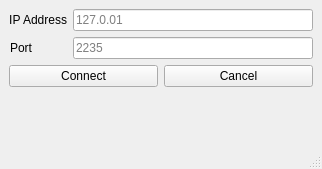
Above: rl_ui/hyperbotconnect.ui from SandSnip3r/Hyperbot before the change. Below: the same form after it.
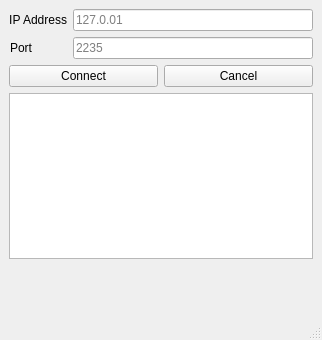
That is the form after the change.

Patch:
```diff
--- a/rl_ui/hyperbotconnect.ui
+++ b/rl_ui/hyperbotconnect.ui
@@ -7,7 +7,7 @@
     <x>0</x>
     <y>0</y>
     <width>322</width>
-    <height>169</height>
+    <height>340</height>
    </rect>
   </property>
   <property name="windowTitle">
@@ -71,6 +71,19 @@
       </item>
      </layout>
     </item>
+    <item>
+     <widget class="QTextEdit" name="logTextEdit">
+      <property name="minimumSize">
+       <size>
+        <width>0</width>
+        <height>100</height>
+       </size>
+      </property>
+      <property name="readOnly">
+       <bool>true</bool>
+      </property>
+     </widget>
+    </item>
     <item>
      <spacer name="verticalSpacer">
       <property name="orientation">
@@ -79,7 +92,7 @@
       <property name="sizeHint" stdset="0">
        <size>
         <width>20</width>
-        <height>11</height>
+        <height>76</height>
        </size>
       </property>
      </spacer>
```
